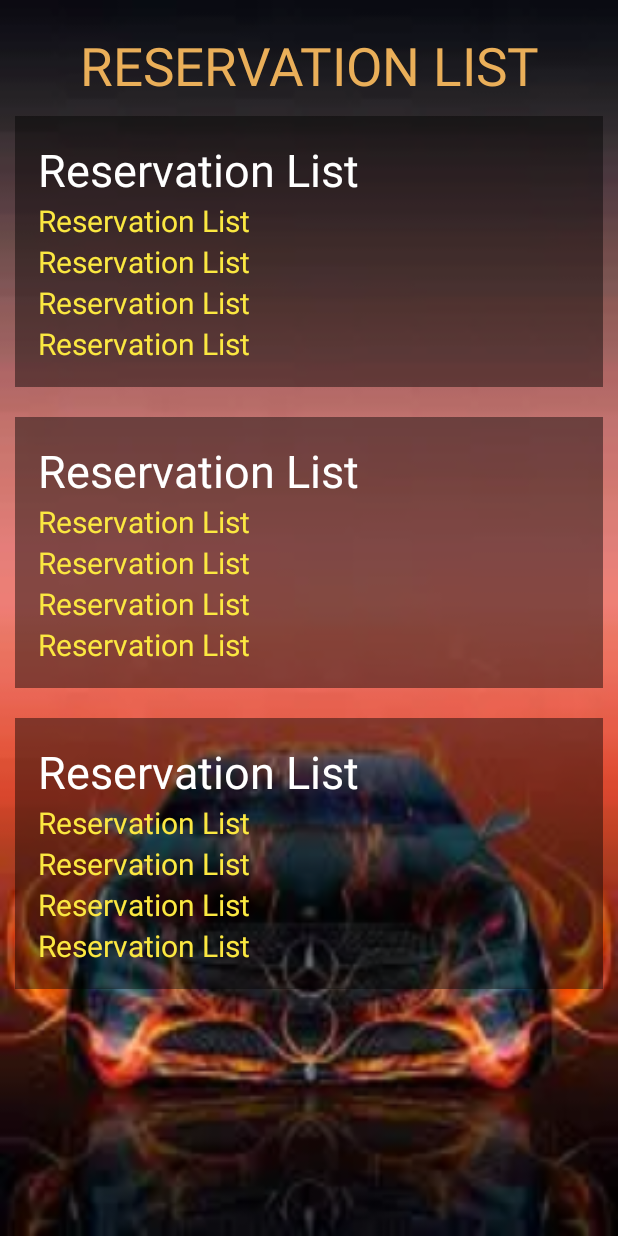
After one commit to Georgina-Fernandez/KotlinParkingSystem, an Android app: the layout activity_reservation_list.xml on its own in the app's theme, with its tools: preview values and no code run, on a phone screen of 412 x 824 dp. The commit adds this screen. Run offline under Robolectric (Android 15) with nearby library versions, the light colour scheme and no system bars.

Commit message:
Automatic expired reservation functionality implemented
Reservation list functionality implemented

Holder Background

Card margin

```diff
--- a/app/src/main/AndroidManifest.xml
+++ b/app/src/main/AndroidManifest.xml
@@ -17,6 +17,6 @@
             </intent-filter>
         </activity>
         <activity android:name=".activity.ParkingReservationActivity" />
+        <activity android:name=".activity.ReservationListActivity" />
     </application>
-
 </manifest>
--- a/app/src/main/java/com/example/parkingsystem/activity/MainActivity.kt
+++ b/app/src/main/java/com/example/parkingsystem/activity/MainActivity.kt
@@ -25,7 +25,8 @@ class MainActivity : AppCompatActivity(), ParkingDialogListener {
     private fun setListener() {
         binding.parkingSizeButton.setOnClickListener { presenter.onParkingSizeButtonPressed(this) }
         binding.buttonMainParkingReservation.setOnClickListener { presenter.onParkingReservationButtonPressed() }
-        binding.clearExpiredReservationButton.setOnClickListener { presenter.onClearExpiredReservationPressed() }
+        binding.clearExpiredReservationButton.setOnClickListener { presenter.onClearExpiredReservationPressed()}
+        binding.parkingReservationListButton.setOnClickListener { presenter.onReservationListPressed() }
     }
 
     override fun onFragmentDialogOkClick(parkingLots: Int) {
--- a/app/src/main/java/com/example/parkingsystem/mvp/contract/ParkingContract.kt
+++ b/app/src/main/java/com/example/parkingsystem/mvp/contract/ParkingContract.kt
@@ -15,6 +15,7 @@ interface ParkingContract {
         fun onParkingSizeOkButtonPressed(parkingLots: Int)
         fun onParkingReservationButtonPressed()
         fun onClearExpiredReservationPressed()
+        fun onReservationListPressed()
     }
 
     interface View {
@@ -22,5 +23,6 @@ interface ParkingContract {
         fun showParkingLots(parkingSize: Int)
         fun showParkingReservation()
         fun showClearExpiredReservationToast(expiredReservations: Int)
+        fun showReservationList()
     }
 }
--- a/app/src/main/java/com/example/parkingsystem/mvp/presenter/ParkingPresenter.kt
+++ b/app/src/main/java/com/example/parkingsystem/mvp/presenter/ParkingPresenter.kt
@@ -18,6 +18,7 @@ class ParkingPresenter(
     }
 
     override fun onParkingReservationButtonPressed() {
+        onClearExpiredReservationPressed()
         view.showParkingReservation()
     }
 
@@ -25,4 +26,8 @@ class ParkingPresenter(
         model.clearExpiredReservation()
         view.showClearExpiredReservationToast(model.getRemovedExpiredReservations())
     }
+
+    override fun onReservationListPressed() {
+        view.showReservationList()
+    }
 }
--- a/app/src/main/java/com/example/parkingsystem/mvp/view/ParkingReservationView.kt
+++ b/app/src/main/java/com/example/parkingsystem/mvp/view/ParkingReservationView.kt
@@ -8,7 +8,6 @@ import com.example.parkingsystem.R
 import com.example.parkingsystem.databinding.ActivityParkingReservationBinding
 import com.example.parkingsystem.mvp.contract.ParkingReservationContract
 import com.example.parkingsystem.mvp.view.base.ActivityView
-import com.example.parkingsystem.util.Constants
 import com.example.parkingsystem.util.showToast
 import java.util.Calendar.getInstance
 
--- a/app/src/main/java/com/example/parkingsystem/mvp/view/ParkingView.kt
+++ b/app/src/main/java/com/example/parkingsystem/mvp/view/ParkingView.kt
@@ -3,6 +3,7 @@ package com.example.parkingsystem.mvp.view
 import android.app.Activity
 import com.example.parkingsystem.R
 import com.example.parkingsystem.activity.ParkingReservationActivity
+import com.example.parkingsystem.activity.ReservationListActivity
 import com.example.parkingsystem.fragment.ParkingSizeDialogFragment
 import com.example.parkingsystem.listener.ParkingDialogListener
 import com.example.parkingsystem.mvp.contract.ParkingContract
@@ -32,6 +33,10 @@ class ParkingView(activity: Activity) : ParkingContract.View, ActivityView(activ
         }
     }
 
+    override fun showReservationList() {
+        activity?.startActivity(context?.let{(ReservationListActivity.getIntent(it))})
+    }
+
 
     companion object {
         const val TAG_PARKING_DIALOG_VIEW = "TAG_PARKING_DIALOG_VIEW"
--- /dev/null
+++ b/app/src/main/res/layout/activity_reservation_list.xml
@@ -0,0 +1,22 @@
+<?xml version="1.0" encoding="utf-8"?>
+<androidx.constraintlayout.widget.ConstraintLayout xmlns:android="http://schemas.android.com/apk/res/android"
+    android:layout_width="match_parent"
+    android:layout_height="match_parent"
+    xmlns:app="http://schemas.android.com/apk/res-auto"
+    xmlns:tools="http://schemas.android.com/tools"
+    android:background="@drawable/parking_wallpaper_car_main">
+    <TextView
+        android:id="@+id/title_reservation_list"
+        style="@style/ReservationListTitle"
+        android:layout_width="match_parent"
+        android:layout_height="wrap_content"
+        android:text="@string/text_reservation_list_title"
+        app:layout_constraintTop_toTopOf="parent"/>
+    <androidx.recyclerview.widget.RecyclerView
+        android:id="@+id/recycler_view_reservation_list"
+        android:layout_width="match_parent"
+        android:layout_height="0dp"
+        app:layout_constraintBottom_toBottomOf="parent"
+        app:layout_constraintTop_toBottomOf="@id/title_reservation_list"
+        tools:listitem="@layout/reservation"/>
+</androidx.constraintlayout.widget.ConstraintLayout>
--- /dev/null
+++ b/app/src/main/res/layout/reservation.xml
@@ -0,0 +1,49 @@
+<?xml version="1.0" encoding="utf-8"?>
+<androidx.constraintlayout.widget.ConstraintLayout xmlns:android="http://schemas.android.com/apk/res/android"
+    android:layout_width="match_parent"
+    android:layout_height="wrap_content"
+    style="@style/ReservationListHolderStyle"
+    android:layout_margin="@dimen/margin_text_input_layout_reservation_activity"
+    xmlns:app="http://schemas.android.com/apk/res-auto">
+    <TextView
+        android:id="@+id/text_reservation_list"
+        style="@style/ReservationItemStyle"
+        android:layout_width="match_parent"
+        android:layout_height="wrap_content"
+        android:text="@string/text_reservation_list_title"
+        app:layout_constraintLeft_toLeftOf="parent"
+        app:layout_constraintTop_toTopOf="parent"/>
+    <TextView
+        android:id="@+id/text_parking_space_reservation_list"
+        style="@style/ReservationListStyle"
+        android:layout_width="match_parent"
+        android:layout_height="wrap_content"
+        android:text="@string/text_reservation_list_title"
+        app:layout_constraintLeft_toLeftOf="parent"
+        app:layout_constraintTop_toBottomOf="@id/text_reservation_list"/>
+    <TextView
+        android:id="@+id/text_date_time_start_reservation_list"
+        style="@style/ReservationListStyle"
+        android:layout_width="match_parent"
+        android:layout_height="wrap_content"
+        android:text="@string/text_reservation_list_title"
+        app:layout_constraintLeft_toLeftOf="parent"
+        app:layout_constraintTop_toBottomOf="@id/text_parking_space_reservation_list"/>
+    <TextView
+        android:id="@+id/text_date_time_end_reservation_list"
+        style="@style/ReservationListStyle"
+        android:layout_width="match_parent"
+        android:layout_height="wrap_content"
+        android:text="@string/text_reservation_list_title"
+        app:layout_constraintLeft_toLeftOf="parent"
+        app:layout_constraintTop_toBottomOf="@id/text_date_time_start_reservation_list"/>
+
+    <TextView
+        android:id="@+id/text_security_code_reservation_list"
+        style="@style/SecurityCodeStyle"
+        android:layout_width="match_parent"
+        android:layout_height="wrap_content"
+        android:text="@string/text_reservation_list_title"
+        app:layout_constraintLeft_toLeftOf="parent"
+        app:layout_constraintTop_toBottomOf="@id/text_date_time_end_reservation_list"/>
+</androidx.constraintlayout.widget.ConstraintLayout>
--- a/app/src/main/res/values/colors.xml
+++ b/app/src/main/res/values/colors.xml
@@ -10,4 +10,5 @@
     <color name="yellow_main_text">#FBE841</color>
     <color name="orange_parking_size_button_background">#EAAF59</color>
     <color name="dark_parking_size_button_text">#2C1A1A</color>
+    <color name="black_holder">#70000000</color>
 </resources>
--- a/app/src/main/res/values/dimens.xml
+++ b/app/src/main/res/values/dimens.xml
@@ -8,4 +8,6 @@
     <dimen name="padding_dialog_fragment">15dp</dimen>
     <dimen name="padding_reservation_activity">15dp</dimen>
     <dimen name="margin_text_input_layout_reservation_activity">10dp</dimen>
+    <dimen name="size_reservation_list_style">20sp</dimen>
+    <dimen name="size_reservation_item_style">30sp</dimen>
 </resources>
--- a/app/src/main/res/values/strings.xml
+++ b/app/src/main/res/values/strings.xml
@@ -25,4 +25,10 @@
     <string name="toast_parking_reservation_code_missing">Please insert a security code</string>
     <string name="text_main_activity_clear_expired_reservation_button_label">Clear expired reservations</string>
     <string name="toast_main_activity_clear_expired_reservation">Total of removed expired reservations: %1$d</string>
+    <string name="text_reservation_list_title">Reservation List</string>
+    <string name="text_reservation_list">Reservation: %1$d</string>
+    <string name="text_reservation_list_date_time_start">Date and time begin: %1$s</string>
+    <string name="text_reservation_list_date_time_end">Date and time end: %1$s</string>
+    <string name="text_parking_space_reservation_list">Parking space: %1$s</string>
+    <string name="text_security_code_reservation_list">Security code: %1$s</string>
 </resources>
--- a/app/src/main/res/values/styles.xml
+++ b/app/src/main/res/values/styles.xml
@@ -100,5 +100,24 @@
     <style name="EditDateEndStyle" parent="EditDateStyle">
         <item name="android:enabled">false</item>
     </style>
-
+    <style name="ReservationListStyle">
+        <item name="android:textColor">@color/yellow_main_text</item>
+        <item name="android:textSize">@dimen/size_reservation_list_style</item>
+        <item name="android:fontFamily">sans-serif-bold</item>
+    </style>
+    <style name="SecurityCodeStyle" parent="ReservationListStyle">
+        <item name="passwordToggleEnabled">true</item>
+    </style>
+    <style name="ReservationItemStyle">
+        <item name="android:textColor">@color/white</item>
+        <item name="android:textSize">@dimen/size_reservation_item_style</item>
+        <item name="android:fontFamily">sans-serif-bold</item>
+    </style>
+    <style name="ReservationListTitle" parent="TitleMainActivityStyle">
+        <item name="android:textColor">@color/orange_parking_size_button_background</item>
+    </style>
+    <style name="ReservationListHolderStyle">
+        <item name="android:padding">@dimen/padding_reservation_activity</item>
+        <item name="android:background">@color/black_holder</item>
+    </style>
 </resources>
```
Also changed, not shown: app/src/main/java/com/example/parkingsystem/activity/ReservationListActivity.kt (added, +28 -0 lines), app/src/main/java/com/example/parkingsystem/adapter/ReservationListAdapter.kt (added, +43 -0 lines), app/src/main/java/com/example/parkingsystem/database/ParkingReservationDatabase.kt (+3 -4 lines), app/src/main/java/com/example/parkingsystem/mvp/contract/ReservationListContract.kt (added, +18 -0 lines), app/src/main/java/com/example/parkingsystem/mvp/model/ReservationListModel.kt (added, +9 -0 lines), app/src/main/java/com/example/parkingsystem/mvp/presenter/ReservationListPresenter.kt (added, +15 -0 lines), app/src/main/java/com/example/parkingsystem/mvp/view/ReservationListView.kt (added, +19 -0 lines), app/src/main/res/layout/activity_main.xml (+13 -0 lines).
